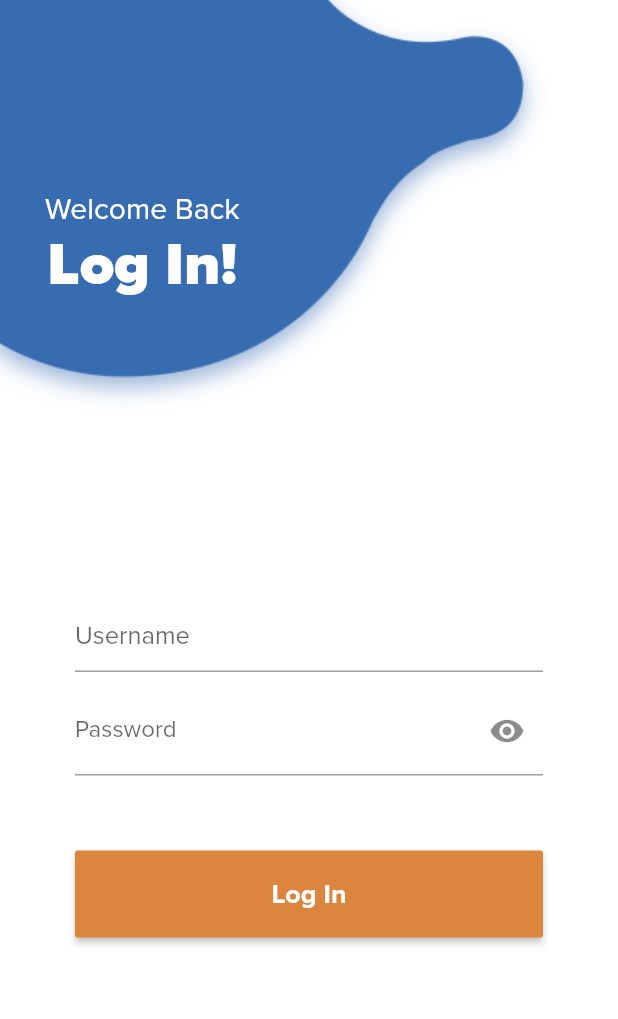
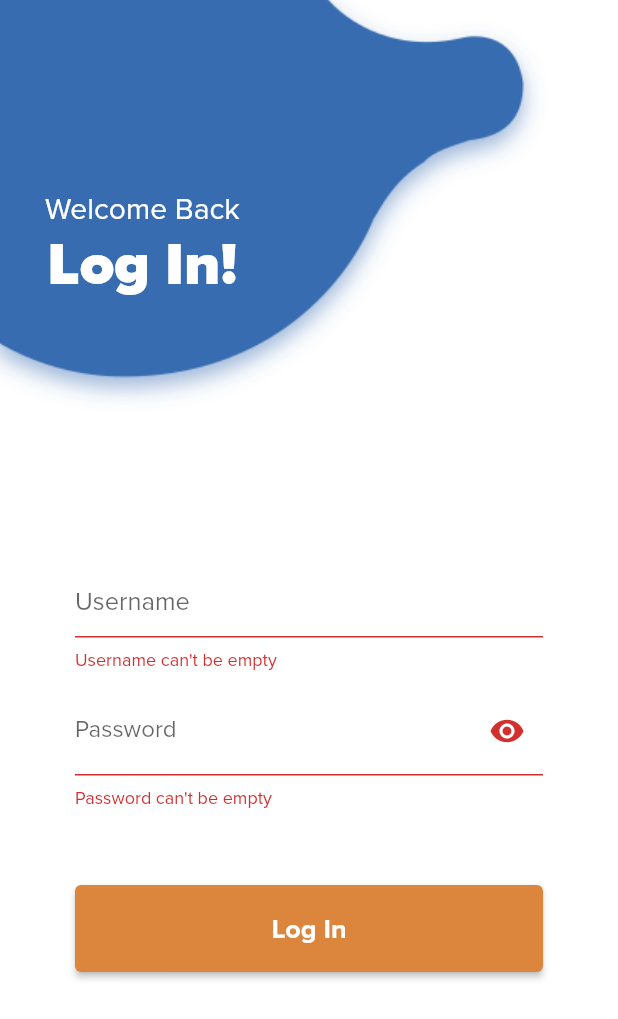
Before and after one commit to lakharasachin-qf/saapl, a Flutter app: the screen it shows after launch, after a tap on "Log In", on a phone screen of 412 x 824 dp. Shown: the top 1019 px of the screen. Run offline on Flutter 3.47's test engine with Material 2 defaults, Android fonts, the phone set to English and light mode, and no system bars; our stand-ins replace dropdown_search, file_picker, firebase_core, firebase_messaging, flutter_local_notifications, fluttertoast and 8 more; missing offline and left inert: file_saver, flutter_html_to_pdf, images_picker; accounts and stored records are empty; network calls fail.

Commit message:
init commite[11252022]

```diff
--- a/lib/colors.dart
+++ b/lib/colors.dart
@@ -2,7 +2,6 @@ import 'dart:ui';
 
 import 'package:flutter/material.dart';
 import 'package:google_fonts/google_fonts.dart';
-import 'package:velocity_x/velocity_x.dart';
 
 class MyTheme {
   //https://material.io/design/color/the-color-system.html#tools-for-picking-colors
@@ -53,7 +52,7 @@ const Color darkBluishColor = Color(0xff403b58);
 const Color whiteBackground = Color(0xFFF0F0F0);
 const Color shadowColor = Color(0xE8F3F3F3);
 const Color shadowDarkColor = Color(0xE8A4A4A4);
-const Color lightBluishColor = Vx.indigo500;
+const Color lightBluishColor = Color(0xff376CB1);
 const Color strokeSecondaryColor = Color(0xFFFCEDD0);
 
 double getWidth(BuildContext context) => MediaQuery.of(context).size.width;
--- a/lib/main.dart
+++ b/lib/main.dart
@@ -3,7 +3,6 @@ import 'package:firebase_messaging/firebase_messaging.dart';
 import 'package:flutter/foundation.dart';
 import 'package:flutter/material.dart';
 import 'package:flutter_local_notifications/flutter_local_notifications.dart';
-import 'package:saapl/notifications/notification_service.dart';
 import 'package:saapl/pages/pages.dart';
 
 import 'colors.dart';
@@ -12,7 +11,7 @@ Future<void> _firebaseMessagingBackgroundHandler(RemoteMessage message) async {
   // If you're going to use other Firebase services in the background, such as Firestore,
   // make sure you call `initializeApp` before using other Firebase services.
   await Firebase.initializeApp();
-  print('Handling a background message ${message.messageId}');
+  //print('Handling a background message ${message.messageId}');
 }
 
 AndroidNotificationChannel channel = const AndroidNotificationChannel(
@@ -27,7 +26,7 @@ FlutterLocalNotificationsPlugin flutterLocalNotificationsPlugin =
 
 void main() async {
 //Ensure all Platform Plugins Initialized
-  WidgetsFlutterBinding.ensureInitialized();
+   WidgetsFlutterBinding.ensureInitialized();
   await Firebase.initializeApp();
   // Set the background messaging handler early on, as a named top-level function
   FirebaseMessaging.onBackgroundMessage(_firebaseMessagingBackgroundHandler);
--- a/lib/models/work_model.dart
+++ b/lib/models/work_model.dart
@@ -50,6 +50,7 @@ class WorkOrderResponse {
     required this.compid,
     required this.compname,
     required this.accyear,
+    required this.oem,
   });
 
   int callid;
@@ -66,6 +67,8 @@ class WorkOrderResponse {
   int ischargable;
   int compid;
   String compname;
+  String oem;
+
   int accyear;
 
   factory WorkOrderResponse.fromJson(Map<String, dynamic> json) =>
@@ -89,6 +92,7 @@ class WorkOrderResponse {
         compid: (json["COMPID"] == null) ? 0 :json["COMPID"],
         compname: json["COMPNAME"]?? '',
         accyear:(json["ACCYEAR"] == null) ? 0 : json["ACCYEAR"],
+        oem:(json["OEM"] == null) ? "" : json["OEM"],
       );
 
   Map<String, dynamic> toJson() => {
@@ -107,6 +111,7 @@ class WorkOrderResponse {
         "COMPID": compid,
         "COMPNAME": compname,
         "ACCYEAR": accyear,
+        "OEM": oem,
       };
 }
 
@@ -217,7 +222,7 @@ class Workorderid {
 
   factory Workorderid.fromJson(Map<String, dynamic> json) => Workorderid(
         wordid: (json["WORDID"] == null) ? 0 : json["WORDID"],
-        wono: json["WONO"]?? '',
+        wono: json["WONO"] ?? "",
         wodate: DateTime.parse(json["WODATE"]),
         panelno: json["PANELNO"]?? '',
         visitplace: json["VISITPLACE"]?? '',
--- a/lib/notifications/notification_service.dart
+++ b/lib/notifications/notification_service.dart
@@ -24,7 +24,7 @@ class NotificationService {
   Future<void> _firebaseMessagingBackgroundHandler(
       RemoteMessage message) async {
     await Firebase.initializeApp();
-    print('Handling a background message ${message.messageId}');
+   // print('Handling a background message ${message.messageId}');
   }
 
   init() async {
--- a/lib/pages/login_screen.dart
+++ b/lib/pages/login_screen.dart
@@ -3,11 +3,11 @@ import 'dart:convert';
 import 'package:firebase_messaging/firebase_messaging.dart';
 import 'package:flutter/material.dart';
 import 'package:fluttertoast/fluttertoast.dart';
-import 'package:intl/intl.dart';
 import 'package:saapl/models/intent_helper.dart';
 import 'package:saapl/utils/api_services.dart';
 import 'package:saapl/utils/screen_loader.dart';
 import 'package:shared_preferences/shared_preferences.dart';
+import 'package:intl/intl.dart';
 
 import '../colors.dart';
 import 'home_screen.dart';
@@ -104,7 +104,6 @@ class _LoginScreenState extends State<LoginScreen> {
                             controller: usernameController,
                             style: const TextStyle(
                                 fontSize: 17, fontFamily: "proxi"),
-                            keyboardType: TextInputType.number,
                             cursorColor: primaryColor,
                             validator: (value) {
                               if (value!.isEmpty) {
@@ -144,7 +143,17 @@ class _LoginScreenState extends State<LoginScreen> {
                           const SizedBox(
                             height: 50,
                           ),
-                          RaisedButton(
+                          ElevatedButton(
+                            style: ButtonStyle(
+                                backgroundColor:
+                                    MaterialStateProperty.all(secondaryColor),
+                                padding: MaterialStateProperty.all(
+                                  EdgeInsets.only(
+                                      left: 15, right: 15, top: 18, bottom: 18),
+                                ),
+                                textStyle: MaterialStateProperty.all(
+                                    const TextStyle(
+                                        fontSize: 14, color: Colors.white))),
                             child: Container(
                               alignment: Alignment.center,
                               width: getWidth(context),
@@ -157,14 +166,7 @@ class _LoginScreenState extends State<LoginScreen> {
                               ),
                             ),
                             onPressed: () {
-                              // intentHelper.mobileNo =
-                              //     mobileNoController.text;
-                              // Navigator.push(
-                              //     context,
-                              //     MaterialPageRoute(
-                              //         builder: (context) =>
-                              //             VerificationScreen(
-                              //                 intentData: intentHelper)));
+                              if (_formKey.currentState!.validate()) {
                                 String userName = usernameController.text;
                                 String password = passwordController.text;
                                 var apiService = APIService();
@@ -173,32 +175,35 @@ class _LoginScreenState extends State<LoginScreen> {
                                     .then((value) async {
                                   print(value);
                                   if (value.status == 1) {
-                                  pref = await SharedPreferences.getInstance();
+                                    pref =
+                                        await SharedPreferences.getInstance();
                                     print(value.message);
                                     setState(() {
                                       isLoading = false;
                                     });
-                                  //await pref.setString("isInOut", "N"); 2021-12-31 12:00:00.000
-                                  var lastEntryDateHold = value.ioStatus
-                                      .IODATETIME; //"2022-02-01 12:00:00.000";//value.ioStatus.IODATETIME;
+
+                                    var lastEntryDateHold =
+                                        value.ioStatus.IODATETIME;
                                     var now = DateTime.now();
+
                                     var formatter = DateFormat('yyyy-MM-dd');
                                     var lastEntryDate =
                                         DateFormat('yyyy-MM-dd h:m:s')
                                             .parse(lastEntryDateHold);
-                                  String formattedDate = formatter.format(now);
+                                    String formattedDate =
+                                        formatter.format(now);
                                     print("lastEntryDate = " +
                                         formatter.format(lastEntryDate));
                                     print("NEW = " + formattedDate);
 
                                     var berlinWallFellDate =
                                         lastEntryDate.toUtc();
-                                  int diff =
-                                      now.difference(berlinWallFellDate).inDays;
+                                    int diff = now
+                                        .difference(berlinWallFellDate)
+                                        .inDays;
                                     print("NEW = " + diff.toString());
 
                                     if (diff == 0) {
-                                    //today
                                       if (value.ioStatus.INOUT == 'I') {
                                         await pref.setString("isInOut", "I");
                                         await pref.setString(
@@ -227,14 +232,27 @@ class _LoginScreenState extends State<LoginScreen> {
                                       (route) => false,
                                     );
                                   } else {
+                                    print('apiResponse::${value.message}');
                                     _showToast(value.message);
                                   }
                                 });
+                              } else {
+                                print('Not Validate');
+                              }
+
+                              // intentHelper.mobileNo =
+                              //     mobileNoController.text;
+                              // Navigator.push(
+                              //     context,
+                              //     MaterialPageRoute(
+                              //         builder: (context) =>
+                              //             VerificationScreen(
+                              //                 intentData: intentHelper)));
                             },
-                            color: secondaryColor,
-                            textColor: Colors.white,
-                            padding: const EdgeInsets.only(
-                                left: 15, right: 15, top: 18, bottom: 18),
+                            // color: secondaryColor,
+                            // textColor: Colors.white,
+                            // padding: const EdgeInsets.only(
+                            //     left: 15, right: 15, top: 18, bottom: 18),
                           )
                         ],
                       ),
@@ -259,6 +277,7 @@ class _LoginScreenState extends State<LoginScreen> {
 
   _showToast(String msg) {
     Widget toast = Container(
+      margin: EdgeInsets.symmetric(vertical: 5),
       padding: const EdgeInsets.symmetric(horizontal: 24.0, vertical: 12.0),
       decoration: BoxDecoration(
         borderRadius: BorderRadius.circular(25.0),
@@ -274,9 +293,12 @@ class _LoginScreenState extends State<LoginScreen> {
           const SizedBox(
             width: 10.0,
           ),
-          Text(
+          Flexible(
+            flex: 1,
+            child: Text(
               msg,
               style: const TextStyle(color: Colors.white),
+            ),
           ),
         ],
       ),
@@ -284,7 +306,7 @@ class _LoginScreenState extends State<LoginScreen> {
 
     fToast.showToast(
       child: toast,
-      gravity: ToastGravity.BOTTOM,
+      gravity: ToastGravity.TOP,
       toastDuration: const Duration(seconds: 2),
     );
   }
@@ -293,6 +315,5 @@ class _LoginScreenState extends State<LoginScreen> {
 
   getToken() async {
     deviceToken = (await FirebaseMessaging.instance.getToken())!;
-
   }
 }
--- a/lib/pages/splesh_screen.dart
+++ b/lib/pages/splesh_screen.dart
@@ -2,7 +2,6 @@ import 'dart:async';
 
 import 'package:flutter/material.dart';
 import 'package:shared_preferences/shared_preferences.dart';
-import 'package:velocity_x/velocity_x.dart';
 
 import 'home_screen.dart';
 import 'login_screen.dart';
@@ -49,7 +48,7 @@ class _SpleshScreenState extends State<SplashScreen> {
     return Scaffold(
       backgroundColor: Colors.white,
       body: Center(
-          child: Image.asset("assets/logo.png").centered().wh40(context)),
+          child: Image.asset("assets/logo.png",height: 100,)),
     );
   }
 }
```
Also changed, not shown: lib/pages/add_qwt_screen.dart (+47 -37 lines), lib/pages/edit_work_order_screen.dart (+45 -28 lines), lib/pages/home_screen.dart (+34 -20 lines), lib/widgets/appbar.dart (+12 -25 lines), pubspec.yaml (+10 -9 lines), pubspec.lock, 3 other files. Lines whose indentation alone changed are shown as unchanged.
